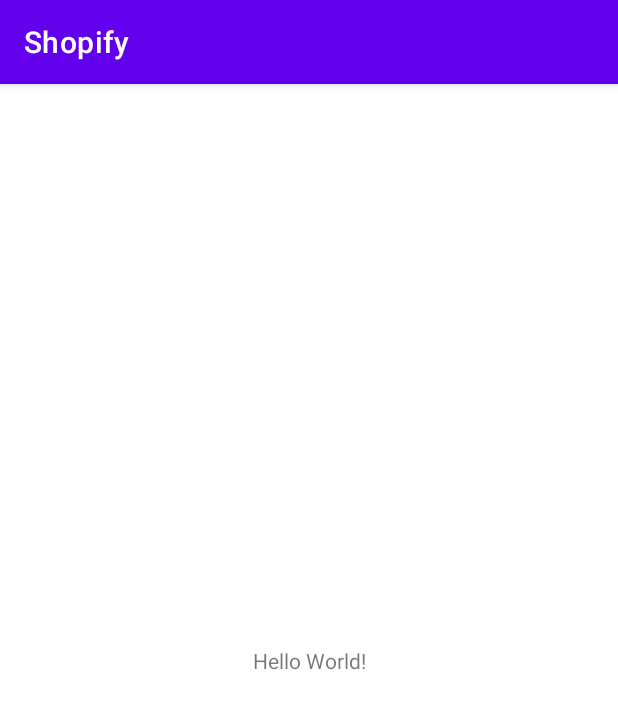
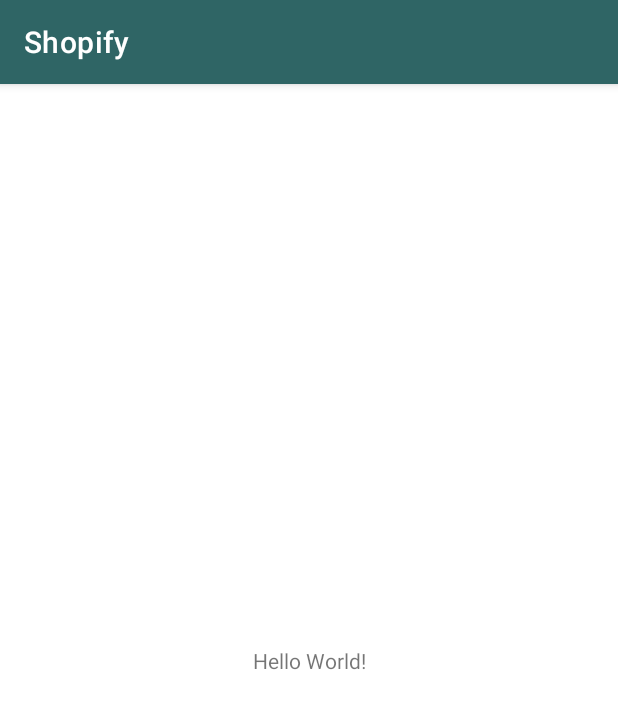
Before and after one commit to SMetto20/shopify, an Android app: the screen it shows after launch (MainActivity), on a phone screen of 412 x 824 dp. Shown: the top 709 px of the screen. Run offline under Robolectric (Android 15) with nearby library versions, the light colour scheme and no system bars.

Commit message:
Set up firebase and color palette

```diff
--- a/app/src/main/res/values/colors.xml
+++ b/app/src/main/res/values/colors.xml
@@ -7,4 +7,13 @@
     <color name="teal_700">#FF018786</color>
     <color name="black">#FF000000</color>
     <color name="white">#FFFFFFFF</color>
+
+    <color name="colorPrimary">#2F6565</color>done
+    <color name="colorPrimaryDark">#265151</color>done
+    <color name="colorPrimaryLight">#A0C4C2</color>done
+    <color name="colorTextIcons">#EBF5F5</color>done
+    <color name="colorAccent">#3F7575</color>
+    <color name="colorPrimaryText">#2F6565</color>
+    <color name="colorSecondaryText">#A0C4C2</color>
+    <color name="colorDivider">#000000</color>
 </resources>
--- a/app/src/main/res/values/themes.xml
+++ b/app/src/main/res/values/themes.xml
@@ -2,15 +2,15 @@
     <!-- Base application theme. -->
     <style name="Theme.Shopify" parent="Theme.MaterialComponents.DayNight.DarkActionBar">
         <!-- Primary brand color. -->
-        <item name="colorPrimary">@color/purple_500</item>
-        <item name="colorPrimaryVariant">@color/purple_700</item>
-        <item name="colorOnPrimary">@color/white</item>
+        <item name="colorPrimary">@color/colorPrimary</item>
+        <item name="colorPrimaryVariant">@color/colorPrimaryDark</item>
+        <item name="colorOnPrimary">@color/colorTextIcons</item>
         <!-- Secondary brand color. -->
-        <item name="colorSecondary">@color/teal_200</item>
-        <item name="colorSecondaryVariant">@color/teal_700</item>
-        <item name="colorOnSecondary">@color/black</item>
+        <item name="colorSecondary">@color/colorDivider</item>
+        <item name="colorSecondaryVariant">@color/colorSecondaryText</item>
+        <item name="colorOnSecondary">@color/colorPrimaryText</item>
         <!-- Status bar color. -->
-        <item name="android:statusBarColor" tools:targetApi="l">?attr/colorPrimaryVariant</item>
+        <item name="android:statusBarColor" >?attr/colorPrimaryVariant</item>
         <!-- Customize your theme here. -->
     </style>
 </resources>
```
Also changed, not shown: app/build.gradle (+37 -1 lines), build.gradle (+12 -0 lines), 2 other files.
